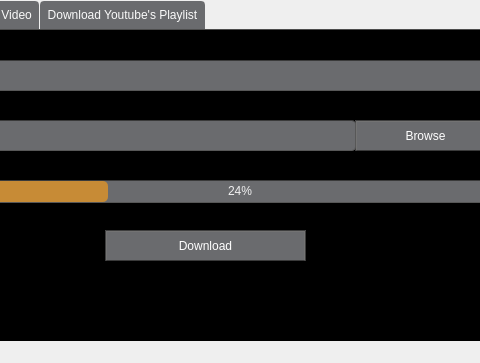
Old version of the form Downloader.ui in the repository Houssem-Ousji/My-Desktop-Downloader; both pictures show x 206 to 686 and y 0 to 363 of the 772 by 363 pixel window.
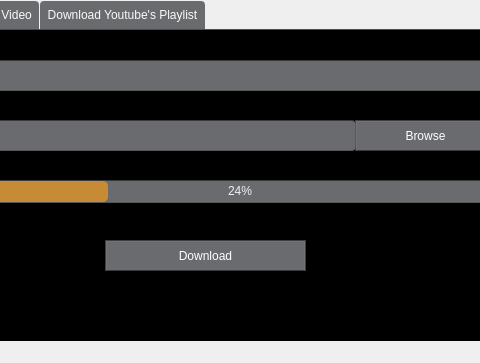
New version of the form. Icons and pictures are not drawn.

Patch:
```diff
--- a/Downloader.ui
+++ b/Downloader.ui
@@ -131,7 +131,7 @@
       <property name="geometry">
        <rect>
         <x>310</x>
-        <y>200</y>
+        <y>210</y>
         <width>201</width>
         <height>31</height>
        </rect>
@@ -216,7 +216,7 @@
       <property name="geometry">
        <rect>
         <x>540</x>
-        <y>190</y>
+        <y>200</y>
         <width>41</width>
         <height>41</height>
        </rect>
```
